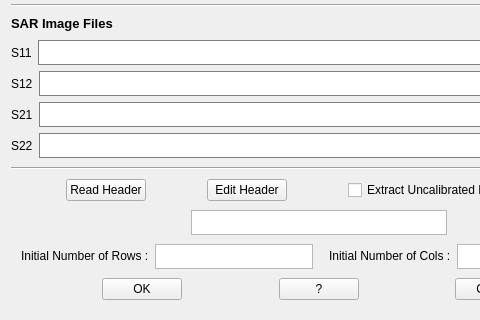
cpenar/Qt_PolSarPRO, file GUI/alos1_1_quad_jaxa_ceos.ui: the form before one commit; both pictures show x 0 to 480 and y 378 to 698 of the 637 by 698 pixel window.
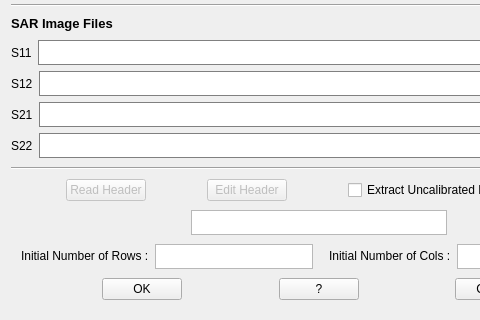
The form after the commit. Icons and pictures are not drawn.

Commit message: Added a play button

```diff
--- a/GUI/alos1_1_quad_jaxa_ceos.ui
+++ b/GUI/alos1_1_quad_jaxa_ceos.ui
@@ -762,6 +762,9 @@
      </item>
      <item>
       <widget class="QPushButton" name="pushButton_5">
+       <property name="enabled">
+        <bool>false</bool>
+       </property>
        <property name="text">
         <string>Read Header</string>
        </property>
@@ -782,6 +785,9 @@
      </item>
      <item>
       <widget class="QPushButton" name="pushButton_6">
+       <property name="enabled">
+        <bool>false</bool>
+       </property>
        <property name="text">
         <string>Edit Header</string>
        </property>
```
Left out of the diff: 8 changed lines with no effect on the pictures. The commit also changes 1 other file.
